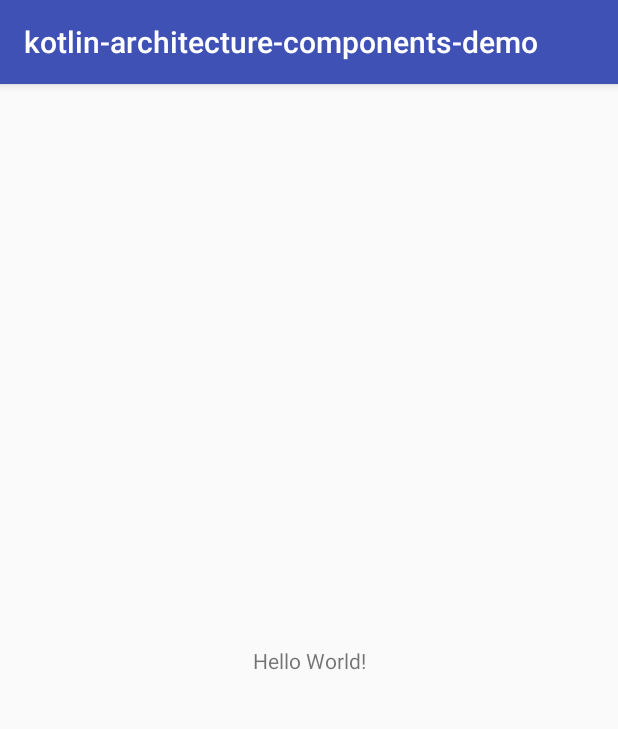
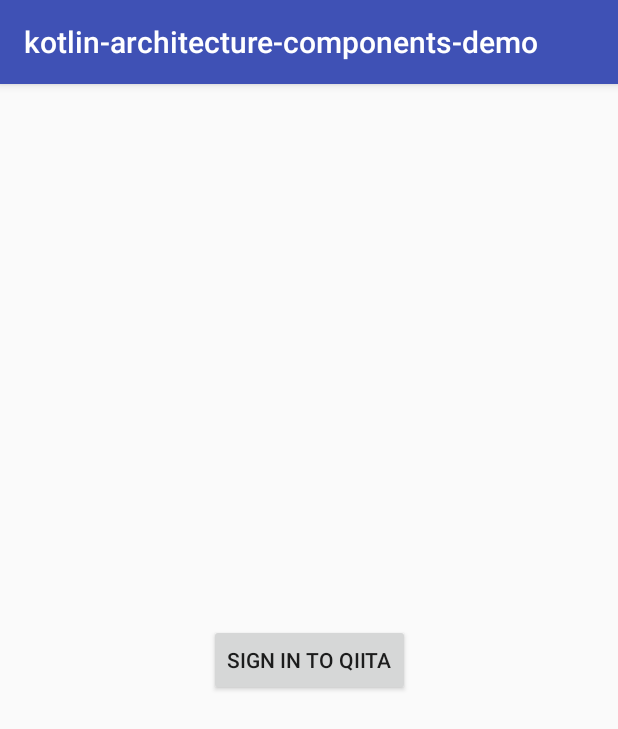
Before and after one commit to kamimoo/kotlin-architecture-components-demo, an Android app: the screen it shows after launch (MainActivity before the commit, AuthorizationActivity after it), on a phone screen of 412 x 824 dp. Shown: the top 729 px of the screen. Run offline under Robolectric (Android 15) with nearby library versions, the phone set to English and light mode, and no system bars; our stand-ins replace Dagger/Hilt's generated code, Timber; 1 statement that could not run was skipped.

Commit message:
Launch AuthorizationActivity

```diff
--- a/app/src/main/AndroidManifest.xml
+++ b/app/src/main/AndroidManifest.xml
@@ -17,6 +17,7 @@
                 <category android:name="android.intent.category.LAUNCHER" />
             </intent-filter>
         </activity>
+        <activity android:name=".ui.AuthorizationActivity" />
     </application>
 
 </manifest>
--- /dev/null
+++ b/app/src/main/java/com/github/kamimoo/kotlinarchtecture/ui/AuthorizationActivity.kt
@@ -0,0 +1,14 @@
+package com.github.kamimoo.kotlinarchtecture.ui
+
+import android.os.Bundle
+import android.support.v7.app.AppCompatActivity
+import com.github.kamimoo.kotlinarchtecture.R
+
+
+class AuthorizationActivity : AppCompatActivity() {
+
+    override fun onCreate(savedInstanceState: Bundle?) {
+        super.onCreate(savedInstanceState)
+        setContentView(R.layout.activity_authorization)
+    }
+}
--- a/app/src/main/java/com/github/kamimoo/kotlinarchtecture/ui/MainActivity.kt
+++ b/app/src/main/java/com/github/kamimoo/kotlinarchtecture/ui/MainActivity.kt
@@ -1,5 +1,6 @@
 package com.github.kamimoo.kotlinarchtecture.ui
 
+import android.content.Intent
 import android.os.Bundle
 import android.support.v7.app.AppCompatActivity
 import com.github.kamimoo.kotlinarchtecture.R
@@ -17,5 +18,14 @@ class MainActivity : AppCompatActivity() {
         AndroidInjection.inject(this)
         super.onCreate(savedInstanceState)
         setContentView(R.layout.activity_main)
+
+        if (authStorage.accessToken.isEmpty()) {
+            val newIntent = Intent(this, AuthorizationActivity::class.java).apply {
+                addFlags(Intent.FLAG_ACTIVITY_CLEAR_TOP or Intent.FLAG_ACTIVITY_SINGLE_TOP)
+            }
+            startActivity(newIntent)
+            finish()
+        }
+
     }
 }
--- /dev/null
+++ b/app/src/main/res/layout/activity_authorization.xml
@@ -0,0 +1,18 @@
+<?xml version="1.0" encoding="utf-8"?>
+<android.support.constraint.ConstraintLayout xmlns:android="http://schemas.android.com/apk/res/android"
+    xmlns:app="http://schemas.android.com/apk/res-auto"
+    xmlns:tools="http://schemas.android.com/tools"
+    android:layout_width="match_parent"
+    android:layout_height="match_parent"
+    tools:context="com.github.kamimoo.kotlinarchtecture.ui.AuthorizationActivity">
+
+    <Button
+        android:layout_width="wrap_content"
+        android:layout_height="wrap_content"
+        android:text="Sign in to Qiita"
+        app:layout_constraintBottom_toBottomOf="parent"
+        app:layout_constraintLeft_toLeftOf="parent"
+        app:layout_constraintRight_toRightOf="parent"
+        app:layout_constraintTop_toTopOf="parent" />
+
+</android.support.constraint.ConstraintLayout>
```
